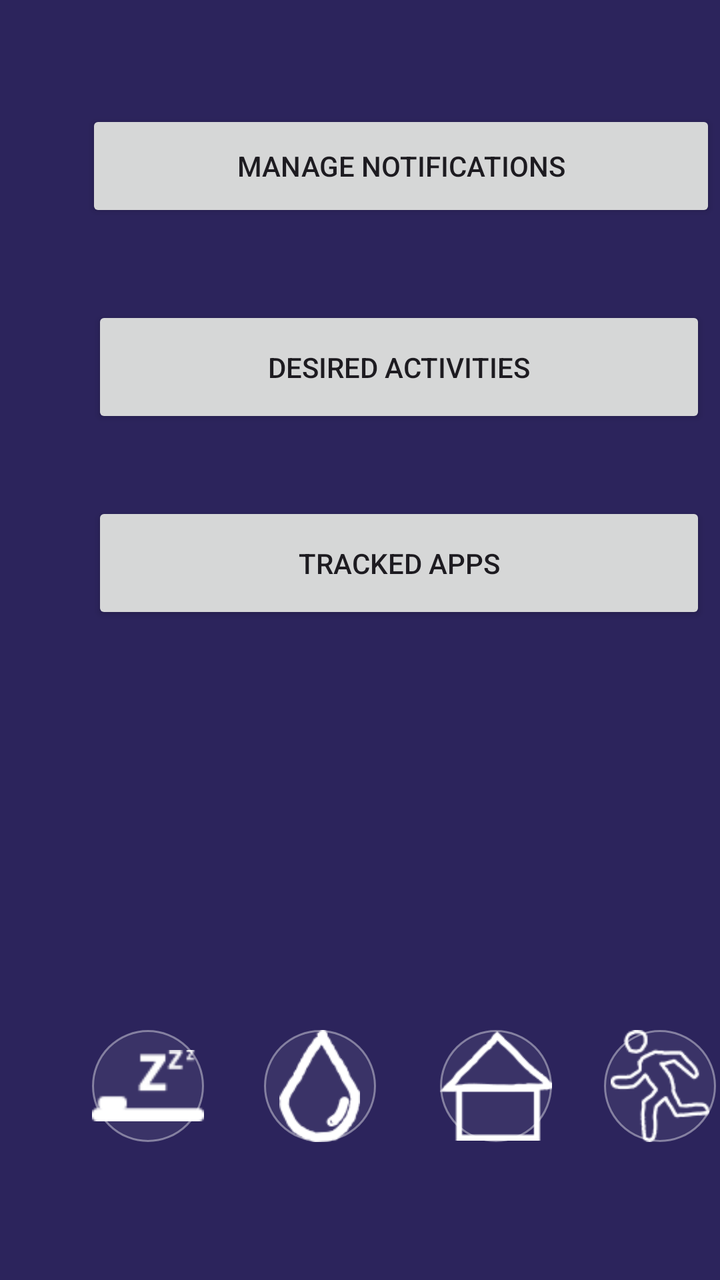
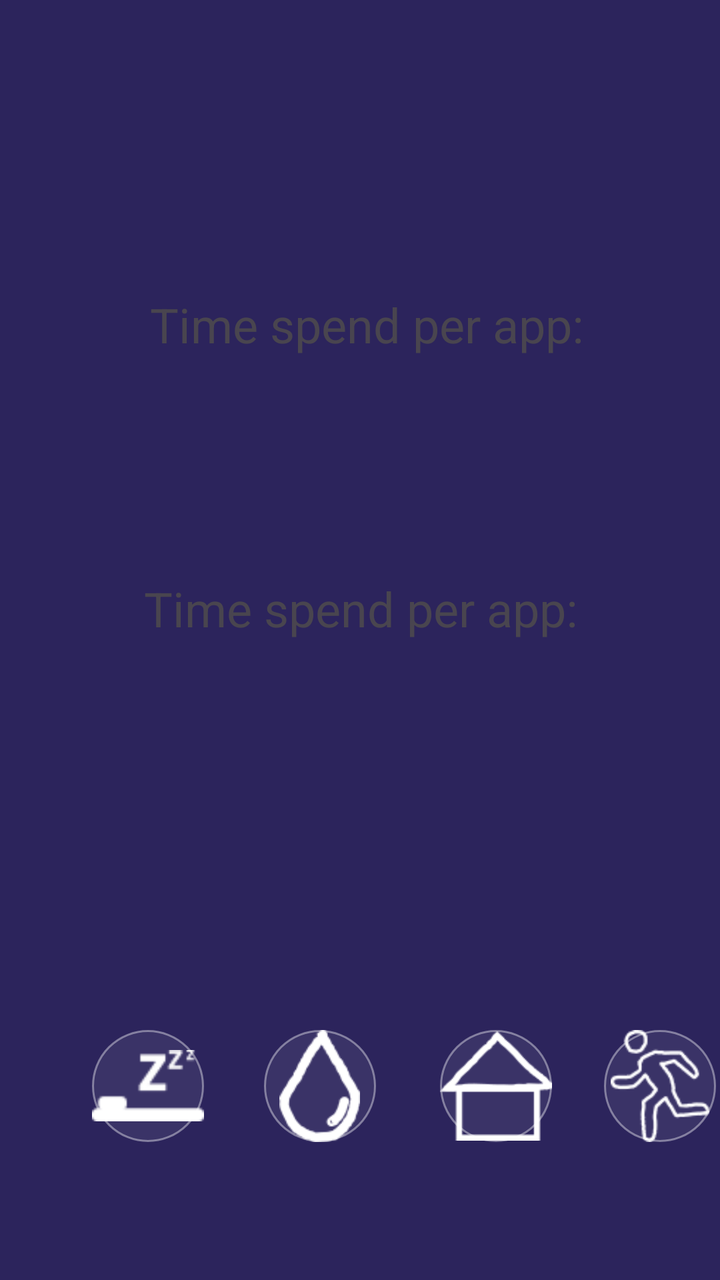

The first picture is an Android layout as it rendered before a commit; the second is the same layout after the commit. The layout source and the unified diff follow.
<!-- AndroidManifest.xml: application theme Theme.Hackaton -->
<!-- res/layout/settings_activity.xml -->
<androidx.constraintlayout.widget.ConstraintLayout xmlns:android="http://schemas.android.com/apk/res/android"
    xmlns:app="http://schemas.android.com/apk/res-auto"
    xmlns:tools="http://schemas.android.com/tools"
    android:layout_width="match_parent"
    android:layout_height="match_parent"
    android:background="#2c245c">


    <ImageButton
        android:id="@+id/SettingsActivityButton"
        android:layout_width="56dp"
        android:layout_height="56dp"
        android:layout_marginStart="26dp"
        android:layout_marginBottom="69dp"
        android:background="@drawable/round_button_background"
        android:contentDescription="Button 3"
        android:scaleType="centerInside"
        android:src="@drawable/ic_sport"
        app:layout_constraintBottom_toBottomOf="parent"
        app:layout_constraintStart_toEndOf="@+id/SetingsHomeButton"
        app:tint="#FFFFFF" />

    <ImageButton
        android:id="@+id/SetingsHomeButton"
        android:layout_width="56dp"
        android:layout_height="56dp"
        android:layout_marginStart="32dp"
        android:layout_marginBottom="69dp"
        android:background="@drawable/round_button_background"
        android:contentDescription="Button 1"
        android:scaleType="centerInside"
        android:src="@drawable/ic_home"
        app:layout_constraintBottom_toBottomOf="parent"
        app:layout_constraintStart_toEndOf="@+id/settingsActivityButton4"
        app:tint="#FFFFFF" />

    <ImageButton
        android:id="@+id/SetingsSetingsButton"
        android:layout_width="56dp"
        android:layout_height="56dp"
        android:layout_marginStart="46dp"
        android:layout_marginBottom="69dp"
        android:background="@drawable/round_button_background"
        android:contentDescription="Button 3"
        android:scaleType="centerInside"
        android:src="@drawable/ic_sleep"
        app:layout_constraintBottom_toBottomOf="parent"
        app:layout_constraintStart_toStartOf="parent"
        app:tint="#FFFFFF" />

    <ImageButton
        android:id="@+id/settingsActivityButton4"
        android:layout_width="56dp"
        android:layout_height="56dp"
        android:layout_marginStart="30dp"
        android:layout_marginBottom="69dp"
        android:background="@drawable/round_button_background"
        android:contentDescription="Button 3"
        android:scaleType="centerInside"
        android:src="@drawable/ic_water"
        app:layout_constraintBottom_toBottomOf="parent"
        app:layout_constraintStart_toEndOf="@+id/SetingsSetingsButton"
        app:tint="#FFFFFF" />

    <Button
        android:id="@+id/button7"
        android:layout_width="315dp"
        android:layout_height="56dp"
        android:layout_marginStart="43dp"
        android:layout_marginTop="55dp"
        android:text="Manage Notifications"
        app:layout_constraintStart_toStartOf="parent"
        app:layout_constraintTop_toTopOf="parent" />

    <Button
        android:id="@+id/button8"
        android:layout_width="307dp"
        android:layout_height="61dp"
        android:layout_marginStart="46dp"
        android:layout_marginTop="42dp"
        android:text="Desired Activities"
        app:layout_constraintStart_toStartOf="parent"
        app:layout_constraintTop_toBottomOf="@+id/button7" />

    <Button
        android:id="@+id/button9"
        android:layout_width="307dp"
        android:layout_height="61dp"
        android:layout_marginStart="46dp"
        android:layout_marginTop="37dp"
        android:text="Tracked Apps"
        app:layout_constraintStart_toStartOf="parent"
        app:layout_constraintTop_toBottomOf="@+id/button8" />

</androidx.constraintlayout.widget.ConstraintLayout>
<!-- resources referenced by this layout -->
<resources>
  <!-- drawable ic_home: png bitmap (drawable, 1490 bytes) -->
  <!-- drawable ic_sleep: png bitmap (drawable, 687 bytes) -->
  <!-- drawable ic_sport: png bitmap (drawable, 2543 bytes) -->
  <!-- drawable ic_water: png bitmap (drawable, 1887 bytes) -->
  <!-- drawable round_button_background (drawable) -->
  <shape xmlns:android="http://schemas.android.com/apk/res/android" android:shape="oval">
      <solid android:color="#11FFFFFF" />
      <stroke android:width="1dp" android:color="#66FFFFFF" />
  </shape>
  <style name="Theme.Hackaton" parent="android:Theme.Material.Light.NoActionBar" />
</resources>

<!-- the commit's change to res/layout/settings_activity.xml (unified diff, before → after) -->
@@ -62,34 +62,36 @@
         app:layout_constraintStart_toEndOf="@+id/SetingsSetingsButton"
         app:tint="#FFFFFF" />
 
-    <Button
-        android:id="@+id/button7"
-        android:layout_width="315dp"
-        android:layout_height="56dp"
-        android:layout_marginStart="43dp"
-        android:layout_marginTop="55dp"
-        android:text="Manage Notifications"
+    <TextView
+        android:id="@+id/textView"
+        android:layout_width="240dp"
+        android:layout_height="133dp"
+        android:layout_marginStart="75dp"
+        android:layout_marginTop="146dp"
+        android:text="Time spend per app:"
+        android:textSize="24sp"
         app:layout_constraintStart_toStartOf="parent"
         app:layout_constraintTop_toTopOf="parent" />
 
-    <Button
-        android:id="@+id/button8"
-        android:layout_width="307dp"
-        android:layout_height="61dp"
-        android:layout_marginStart="46dp"
-        android:layout_marginTop="42dp"
-        android:text="Desired Activities"
+    <TextView
+        android:id="@+id/timePerAppLabel"
+        android:layout_width="240dp"
+        android:layout_height="133dp"
+        android:layout_marginStart="72dp"
+        android:layout_marginTop="288dp"
+        android:text="Time spend per app:"
+        android:textSize="24sp"
         app:layout_constraintStart_toStartOf="parent"
-        app:layout_constraintTop_toBottomOf="@+id/button7" />
+        app:layout_constraintTop_toTopOf="parent" />
 
-    <Button
-        android:id="@+id/button9"
-        android:layout_width="307dp"
-        android:layout_height="61dp"
-        android:layout_marginStart="46dp"
-        android:layout_marginTop="37dp"
-        android:text="Tracked Apps"
-        app:layout_constraintStart_toStartOf="parent"
-        app:layout_constraintTop_toBottomOf="@+id/button8" />
+    <FrameLayout
+        android:id="@+id/settings1"
+        android:layout_width="match_parent"
+        android:layout_height="match_parent" />
+
+    <FrameLayout
+        android:id="@+id/settings"
+        android:layout_width="match_parent"
+        android:layout_height="match_parent" />
 
 </androidx.constraintlayout.widget.ConstraintLayout>
